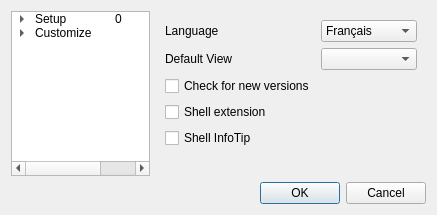
Old version of the form Source/GUI/Qt/preferences.ui in the repository beppec56/MediaInfo-git_svn.
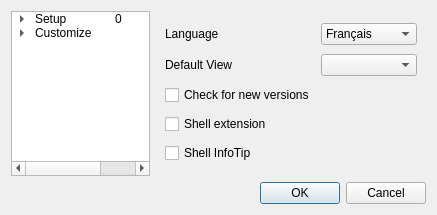
New version of the form. The open tabs and pages were chosen to show the change.

Diff of the .ui file:
```diff
--- a/Source/GUI/Qt/preferences.ui
+++ b/Source/GUI/Qt/preferences.ui
@@ -101,10 +101,7 @@
         <number>3</number>
        </property>
        <widget class="QWidget" name="Setup">
-        <layout class="QFormLayout" name="formLayout">
-         <property name="fieldGrowthPolicy">
-          <enum>QFormLayout::AllNonFixedFieldsGrow</enum>
-         </property>
+        <layout class="QGridLayout" name="gridLayout">
          <item row="0" column="0">
           <widget class="QLabel" name="label">
            <property name="text">
@@ -143,13 +140,6 @@
            </property>
           </widget>
          </item>
-         <item row="4" column="0">
-          <widget class="QCheckBox" name="shellInfoTip">
-           <property name="text">
-            <string>Shell InfoTip</string>
-           </property>
-          </widget>
-         </item>
          <item row="3" column="0">
           <widget class="QCheckBox" name="shellExtension">
            <property name="text">
@@ -157,6 +147,13 @@
            </property>
           </widget>
          </item>
+         <item row="4" column="0">
+          <widget class="QCheckBox" name="shellInfoTip">
+           <property name="text">
+            <string>Shell InfoTip</string>
+           </property>
+          </widget>
+         </item>
         </layout>
        </widget>
        <widget class="QWidget" name="Advanced">
```
Left out of the diff: 3 changed lines with no effect on the pictures.
